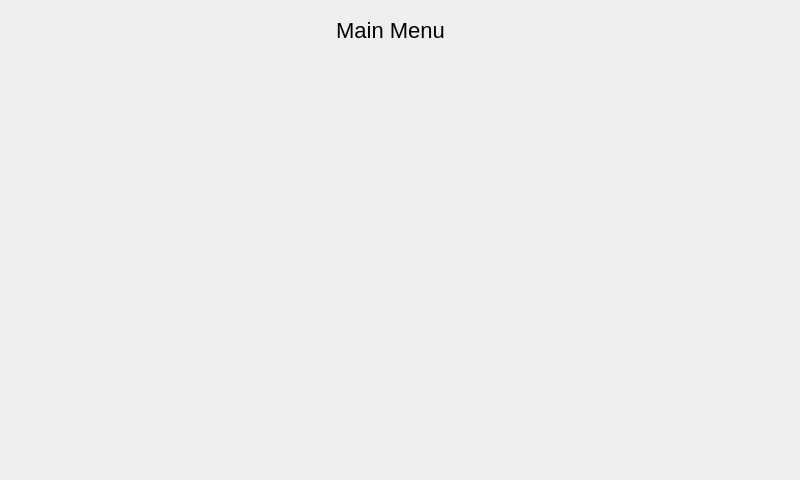
Old version of the form interface/application.ui in the repository DeliTrbat/LearNet.
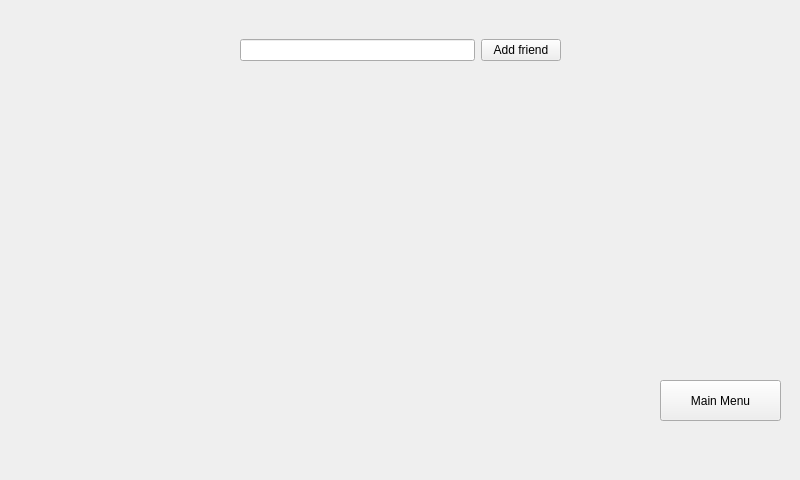
New version of the form. The open tabs and pages were chosen to show the change.

Commit message: Friends menu

```diff
--- a/interface/application.ui
+++ b/interface/application.ui
@@ -13,32 +13,13 @@
   <property name="windowTitle">
    <string>Form</string>
   </property>
-  <widget class="QLabel" name="label">
-   <property name="geometry">
-    <rect>
-     <x>230</x>
-     <y>10</y>
-     <width>321</width>
-     <height>41</height>
-    </rect>
-   </property>
-   <property name="styleSheet">
-    <string notr="true">font-size:  22px</string>
-   </property>
-   <property name="text">
-    <string>Main Menu</string>
-   </property>
-   <property name="alignment">
-    <set>Qt::AlignCenter</set>
-   </property>
-  </widget>
   <widget class="QStackedWidget" name="stackedWidget">
    <property name="geometry">
     <rect>
      <x>0</x>
-     <y>80</y>
-     <width>801</width>
-     <height>401</height>
+     <y>10</y>
+     <width>800</width>
+     <height>480</height>
     </rect>
    </property>
    <widget class="QWidget" name="page_3">
@@ -55,8 +36,76 @@
       <string>Logout</string>
      </property>
     </widget>
+    <widget class="QLabel" name="label">
+     <property name="geometry">
+      <rect>
+       <x>260</x>
+       <y>10</y>
+       <width>321</width>
+       <height>41</height>
+      </rect>
+     </property>
+     <property name="styleSheet">
+      <string notr="true">font-size:  22px</string>
+     </property>
+     <property name="text">
+      <string>Main Menu</string>
+     </property>
+     <property name="alignment">
+      <set>Qt::AlignCenter</set>
+     </property>
+    </widget>
+    <widget class="QPushButton" name="pushButton_friends">
+     <property name="geometry">
+      <rect>
+       <x>30</x>
+       <y>60</y>
+       <width>131</width>
+       <height>51</height>
+      </rect>
+     </property>
+     <property name="text">
+      <string>Friends</string>
+     </property>
+    </widget>
    </widget>
-   <widget class="QWidget" name="page_4"/>
+   <widget class="QWidget" name="page_4">
+    <widget class="QPushButton" name="pushButton_mainMenu">
+     <property name="geometry">
+      <rect>
+       <x>660</x>
+       <y>370</y>
+       <width>121</width>
+       <height>41</height>
+      </rect>
+     </property>
+     <property name="text">
+      <string>Main Menu</string>
+     </property>
+    </widget>
+    <widget class="QWidget" name="">
+     <property name="geometry">
+      <rect>
+       <x>240</x>
+       <y>10</y>
+       <width>321</width>
+       <height>61</height>
+      </rect>
+     </property>
+     <layout class="QHBoxLayout" name="horizontalLayout">
+      <item>
+       <widget class="QLineEdit" name="lineEdit_searchBar"/>
+      </item>
+      <item>
+       <widget class="QPushButton" name="pushButton_addFriend">
+        <property name="text">
+         <string>Add friend</string>
+        </property>
+       </widget>
+      </item>
+     </layout>
+    </widget>
+   </widget>
   </widget>
  </widget>
  <resources/>
```
Left out of the diff: 4 changed lines with no effect on the pictures. The commit also changes 11 other files.
